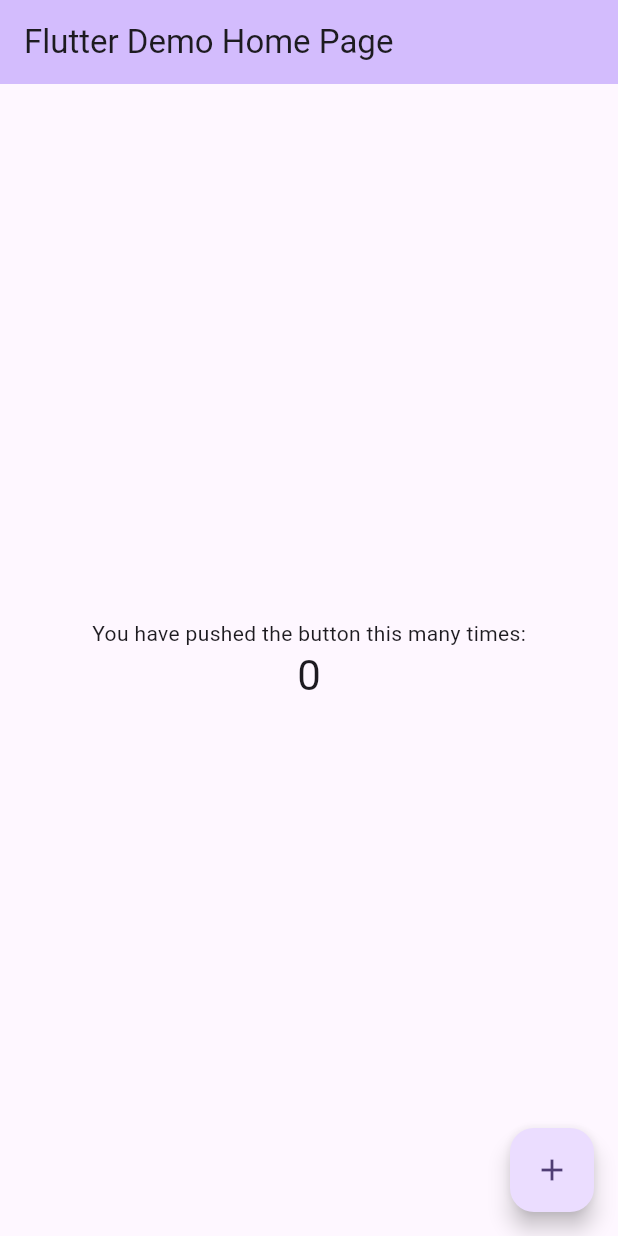
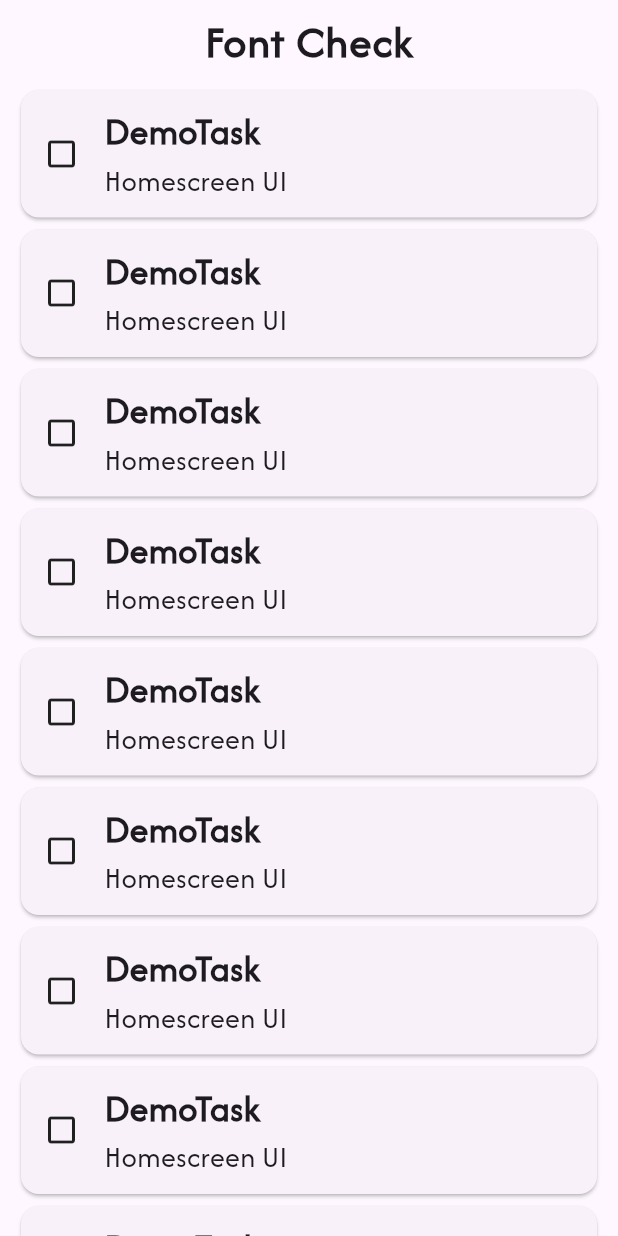
Before and after one commit to hamster336/to_do_app, a Flutter app: the screen it shows after launch, on a phone screen of 412 x 824 dp. Run offline on Flutter 3.47's test engine with Material 3 defaults, Android fonts, the phone set to English and light mode, and no system bars.

Commit message:
basic intital setup

```diff
--- /dev/null
+++ b/assets/fonts/OFL.txt
@@ -0,0 +1,93 @@
+Copyright 2023 The Afacad Project Authors (https://github.com/Dicotype/Afacad)
+
+This Font Software is licensed under the SIL Open Font License, Version 1.1.
+This license is copied below, and is also available with a FAQ at:
+https://openfontlicense.org
+
+
+-----------------------------------------------------------
+SIL OPEN FONT LICENSE Version 1.1 - 26 February 2007
+-----------------------------------------------------------
+
+PREAMBLE
+The goals of the Open Font License (OFL) are to stimulate worldwide
+development of collaborative font projects, to support the font creation
+efforts of academic and linguistic communities, and to provide a free and
+open framework in which fonts may be shared and improved in partnership
+with others.
+
+The OFL allows the licensed fonts to be used, studied, modified and
+redistributed freely as long as they are not sold by themselves. The
+fonts, including any derivative works, can be bundled, embedded,
+redistributed and/or sold with any software provided that any reserved
+names are not used by derivative works. The fonts and derivatives,
+however, cannot be released under any other type of license. The
+requirement for fonts to remain under this license does not apply
+to any document created using the fonts or their derivatives.
+
+DEFINITIONS
+"Font Software" refers to the set of files released by the Copyright
+Holder(s) under this license and clearly marked as such. This may
+include source files, build scripts and documentation.
+
+"Reserved Font Name" refers to any names specified as such after the
+copyright statement(s).
+
+"Original Version" refers to the collection of Font Software components as
+distributed by the Copyright Holder(s).
+
+"Modified Version" refers to any derivative made by adding to, deleting,
+or substituting -- in part or in whole -- any of the components of the
+Original Version, by changing formats or by porting the Font Software to a
+new environment.
+
+"Author" refers to any designer, engineer, programmer, technical
+writer or other person who contributed to the Font Software.
+
+PERMISSION & CONDITIONS
+Permission is hereby granted, free of charge, to any person obtaining
+a copy of the Font Software, to use, study, copy, merge, embed, modify,
+redistribute, and sell modified and unmodified copies of the Font
+Software, subject to the following conditions:
+
+1) Neither the Font Software nor any of its individual components,
+in Original or Modified Versions, may be sold by itself.
+
+2) Original or Modified Versions of the Font Software may be bundled,
+redistributed and/or sold with any software, provided that each copy
+contains the above copyright notice and this license. These can be
+included either as stand-alone text files, human-readable headers or
+in the appropriate machine-readable metadata fields within text or
+binary files as long as those fields can be easily viewed by the user.
+
+3) No Modified Version of the Font Software may use the Reserved Font
+Name(s) unless explicit written permission is granted by the corresponding
+Copyright Holder. This restriction only applies to the primary font name as
+presented to the users.
+
+4) The name(s) of the Copyright Holder(s) or the Author(s) of the Font
+Software shall not be used to promote, endorse or advertise any
+Modified Version, except to acknowledge the contribution(s) of the
+Copyright Holder(s) and the Author(s) or with their explicit written
+permission.
+
+5) The Font Software, modified or unmodified, in part "../../fonts"or in whole,
+must be distributed entirely under this license, and must not be
+distributed under any other license. The requirement for fonts to
+remain under this license does not apply to any document created
+using the Font Software.
+
+TERMINATION
+This license becomes null and void if any of the above conditions are
+not met.
+
+DISCLAIMER
+THE FONT SOFTWARE IS PROVIDED "AS IS", WITHOUT WARRANTY OF ANY KIND,
+EXPRESS OR IMPLIED, INCLUDING BUT NOT LIMITED TO ANY WARRANTIES OF
+MERCHANTABILITY, FITNESS FOR A PARTICULAR PURPOSE AND NONINFRINGEMENT
+OF COPYRIGHT, PATENT, TRADEMARK, OR OTHER RIGHT. IN NO EVENT SHALL THE
+COPYRIGHT HOLDER BE LIABLE FOR ANY CLAIM, DAMAGES OR OTHER LIABILITY,
+INCLUDING ANY GENERAL, SPECIAL, INDIRECT, INCIDENTAL, OR CONSEQUENTIAL
+DAMAGES, WHETHER IN AN ACTION OF CONTRACT, TORT OR OTHERWISE, ARISING
+FROM, OUT OF THE USE OR INABILITY TO USE THE FONT SOFTWARE OR FROM
+OTHER DEALINGS IN THE FONT SOFTWARE.
--- a/lib/main.dart
+++ b/lib/main.dart
@@ -1,4 +1,5 @@
 import 'package:flutter/material.dart';
+import 'package:to_do_app/screens/home_screen.dart';
 
 void main() {
   runApp(const MyApp());
@@ -11,112 +12,14 @@ class MyApp extends StatelessWidget {
   @override
   Widget build(BuildContext context) {
     return MaterialApp(
-      title: 'Flutter Demo',
+      debugShowCheckedModeBanner: false,
+      title: 'To Do',
+      darkTheme: ThemeData.dark(),
       theme: ThemeData(
-        // This is the theme of your application.
-        //
-        // TRY THIS: Try running your application with "flutter run". You'll see
-        // the application has a purple toolbar. Then, without quitting the app,
-        // try changing the seedColor in the colorScheme below to Colors.green
-        // and then invoke "hot reload" (save your changes or press the "hot
-        // reload" button in a Flutter-supported IDE, or press "r" if you used
-        // the command line to start the app).
-        //
-        // Notice that the counter didn't reset back to zero; the application
-        // state is not lost during the reload. To reset the state, use hot
-        // restart instead.
-        //
-        // This works for code too, not just values: Most code changes can be
-        // tested with just a hot reload.
+        fontFamily: 'Afacad',
         colorScheme: .fromSeed(seedColor: Colors.deepPurple),
       ),
-      home: const MyHomePage(title: 'Flutter Demo Home Page'),
+      home: const HomeScreen(),
     );
   }
 }
-
-class MyHomePage extends StatefulWidget {
-  const MyHomePage({super.key, required this.title});
-
-  // This widget is the home page of your application. It is stateful, meaning
-  // that it has a State object (defined below) that contains fields that affect
-  // how it looks.
-
-  // This class is the configuration for the state. It holds the values (in this
-  // case the title) provided by the parent (in this case the App widget) and
-  // used by the build method of the State. Fields in a Widget subclass are
-  // always marked "final".
-
-  final String title;
-
-  @override
-  State<MyHomePage> createState() => _MyHomePageState();
-}
-
-class _MyHomePageState extends State<MyHomePage> {
-  int _counter = 0;
-
-  void _incrementCounter() {
-    setState(() {
-      // This call to setState tells the Flutter framework that something has
-      // changed in this State, which causes it to rerun the build method below
-      // so that the display can reflect the updated values. If we changed
-      // _counter without calling setState(), then the build method would not be
-      // called again, and so nothing would appear to happen.
-      _counter++;
-    });
-  }
-
-  @override
-  Widget build(BuildContext context) {
-    // This method is rerun every time setState is called, for instance as done
-    // by the _incrementCounter method above.
-    //
-    // The Flutter framework has been optimized to make rerunning build methods
-    // fast, so that you can just rebuild anything that needs updating rather
-    // than having to individually change instances of widgets.
-    return Scaffold(
-      appBar: AppBar(
-        // TRY THIS: Try changing the color here to a specific color (to
-        // Colors.amber, perhaps?) and trigger a hot reload to see the AppBar
-        // change color while the other colors stay the same.
-        backgroundColor: Theme.of(context).colorScheme.inversePrimary,
-        // Here we take the value from the MyHomePage object that was created by
-        // the App.build method, and use it to set our appbar title.
-        title: Text(widget.title),
-      ),
-      body: Center(
-        // Center is a layout widget. It takes a single child and positions it
-        // in the middle of the parent.
-        child: Column(
-          // Column is also a layout widget. It takes a list of children and
-          // arranges them vertically. By default, it sizes itself to fit its
-          // children horizontally, and tries to be as tall as its parent.
-          //
-          // Column has various properties to control how it sizes itself and
-          // how it positions its children. Here we use mainAxisAlignment to
-          // center the children vertically; the main axis here is the vertical
-          // axis because Columns are vertical (the cross axis would be
-          // horizontal).
-          //
-          // TRY THIS: Invoke "debug painting" (choose the "Toggle Debug Paint"
-          // action in the IDE, or press "p" in the console), to see the
-          // wireframe for each widget.
-          mainAxisAlignment: .center,
-          children: [
-            const Text('You have pushed the button this many times:'),
-            Text(
-              '$_counter',
-              style: Theme.of(context).textTheme.headlineMedium,
-            ),
-          ],
-        ),
-      ),
-      floatingActionButton: FloatingActionButton(
-        onPressed: _incrementCounter,
-        tooltip: 'Increment',
-        child: const Icon(Icons.add),
-      ),
-    );
-  }
-}
--- /dev/null
+++ b/lib/models/task.dart
@@ -0,0 +1,22 @@
+class Task {
+  late String id;
+  late String title;
+  late String description;
+  late bool isComplete;
+  late String createdAt;
+  late String? dueDate;
+  late Priority? priority;
+
+  Task({
+    required this.id,
+    required this.title,
+    required this.description,
+    required this.isComplete,
+    required this.createdAt,
+    this.dueDate,
+    this.priority
+  });
+
+}
+
+enum Priority {high, medium, low}
--- /dev/null
+++ b/lib/models/task_card.dart
@@ -0,0 +1,43 @@
+import 'package:flutter/material.dart';
+import 'package:to_do_app/models/task.dart';
+
+class TaskCard extends StatelessWidget {
+  final Task task;
+  const TaskCard({super.key, required this.task});
+
+  @override
+  Widget build(BuildContext context) {
+    final size = MediaQuery.of(context).size;
+
+    return SizedBox(
+      width: size.width,
+      // height: size.height * 0.1,
+      child: Card(
+        child: Padding(
+          padding: const EdgeInsets.symmetric(horizontal: 15, vertical: 10),
+          child: Row(
+            children: [
+              Icon(Icons.check_box_outline_blank),
+
+              SizedBox(width: size.width * 0.04),
+              Column(
+                crossAxisAlignment: .start,
+                children: [
+                  Text(
+                    task.title,
+                    style: TextStyle(fontSize: 25, fontWeight: FontWeight.w600),
+                  ),
+
+                  Text(
+                    task.description,
+                    style: TextStyle(fontSize: 20, fontWeight: FontWeight.w500),
+                  ),
+                ],
+              ),
+            ],
+          ),
+        ),
+      ),
+    );
+  }
+}
--- /dev/null
+++ b/lib/screens/home_screen.dart
@@ -0,0 +1,52 @@
+import 'package:flutter/material.dart';
+import 'package:to_do_app/models/task.dart';
+import 'package:to_do_app/models/task_card.dart';
+
+class HomeScreen extends StatelessWidget {
+  const HomeScreen({super.key});
+
+  @override
+  Widget build(BuildContext context) {
+    return Scaffold(
+      appBar: AppBar(
+        forceMaterialTransparency: true,
+        title: const Text(
+          'Font Check',
+          style: TextStyle(
+            fontSize: 30,
+            fontWeight: FontWeight.w900,
+            letterSpacing: 0.75,
+          ),
+        ),
+        // titleTextStyle: TextStyle(fontSize: 25, fontWeight: FontWeight.w600),
+        centerTitle: true,
+      ),
+
+      body: Padding(
+        padding: const EdgeInsets.symmetric(horizontal: 10),
+
+        child: Column(
+          children: [
+            Expanded(
+              child: ListView.builder(
+                physics: BouncingScrollPhysics(),
+                itemCount: 10,
+                itemBuilder: (context, index) {
+                  return TaskCard(
+                    task: Task(
+                      id: '1',
+                      title: 'DemoTask',
+                      description: 'Homescreen UI',
+                      isComplete: false,
+                      createdAt: 'Today',
+                    ),
+                  );
+                },
+              ),
+            ),
+          ],
+        ),
+      ),
+    );
+  }
+}
```
Also changed, not shown: pubspec.yaml (+7 -16 lines), assets/fonts/Afacad-Bold.ttf (added), assets/fonts/Afacad-BoldItalic.ttf (added), assets/fonts/Afacad-Italic-VariableFont_wght.ttf (added), assets/fonts/Afacad-Italic.ttf (added), assets/fonts/Afacad-Medium.ttf (added), assets/fonts/Afacad-MediumItalic.ttf (added), assets/fonts/Afacad-Regular.ttf (added), assets/fonts/Afacad-SemiBold.ttf (added), assets/fonts/Afacad-SemiBoldItalic.ttf (added), assets/fonts/Afacad-VariableFont_wght.ttf (added), assets/fonts/README.txt (added), 1 other file.
